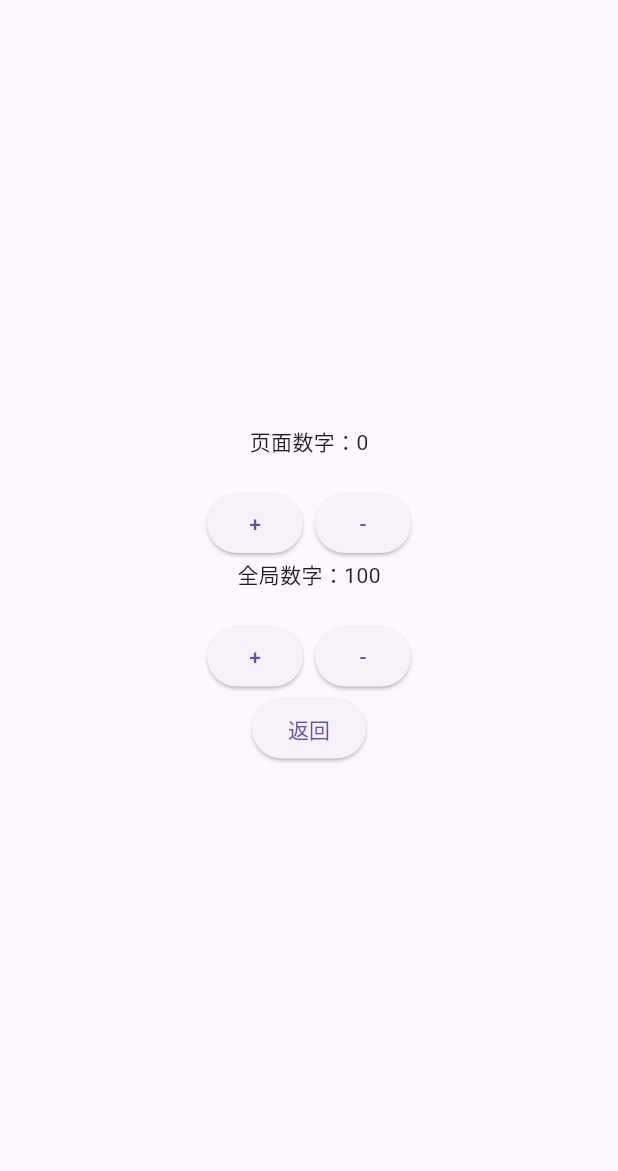
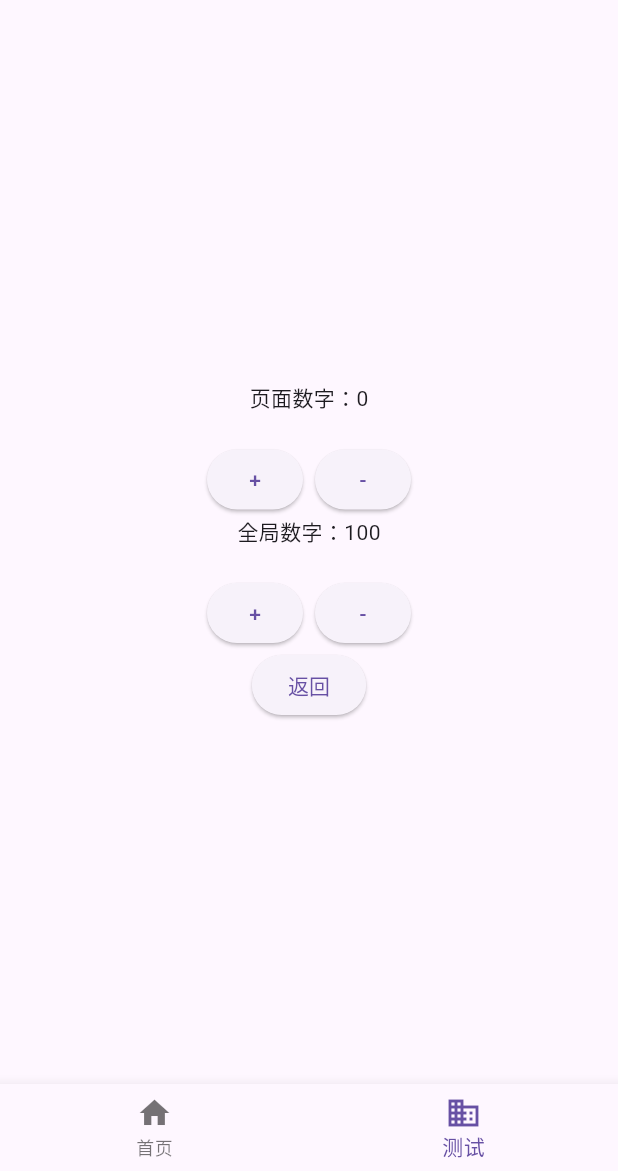
Before and after one commit to oonne/flutter-demo, a Flutter app: the DemoView screen opened by its route, on a phone screen of 412 x 824 dp, the part 65-1236 px from its top. Run offline on Flutter 3.47's test engine with Material 3 defaults, Android fonts, the phone set to English and light mode, and no system bars; our stand-ins replace flutter_dotenv, go_router, shared_preferences; accounts and stored records are empty.

Commit message:
feat: 底导航

```diff
--- /dev/null
+++ b/lib/layout/bottom_nav_bar.dart
@@ -0,0 +1,49 @@
+import 'package:flutter/material.dart';
+import 'package:go_router/go_router.dart';
+
+/// 带底部导航栏的脚手架组件
+class ScaffoldWithNavBar extends StatelessWidget {
+  const ScaffoldWithNavBar({
+    required this.child,
+    Key? key,
+  }) : super(key: key);
+
+  final Widget child;
+
+  @override
+  Widget build(BuildContext context) {
+    return Scaffold(
+      body: child,
+      bottomNavigationBar: BottomNavigationBar(
+        items: const [
+          BottomNavigationBarItem(icon: Icon(Icons.home), label: '首页'),
+          BottomNavigationBarItem(icon: Icon(Icons.business), label: '测试'),
+        ],
+        currentIndex: _calculateSelectedIndex(context),
+        onTap: (int idx) => _onItemTapped(idx, context),
+      ),
+    );
+  }
+
+  int _calculateSelectedIndex(BuildContext context) {
+    final String location = GoRouterState.of(context).uri.path;
+    if (location.startsWith('/home')) {
+      return 0;
+    }
+    if (location.startsWith('/demo')) {
+      return 1;
+    }
+    return 0;
+  }
+
+  void _onItemTapped(int index, BuildContext context) {
+    switch (index) {
+      case 0:
+        GoRouter.of(context).pushReplacement('/home');
+        break;
+      case 1:
+        GoRouter.of(context).pushReplacement('/demo');
+        break;
+    }
+  }
+}
--- a/lib/routes.dart
+++ b/lib/routes.dart
@@ -1,5 +1,6 @@
 import 'package:go_router/go_router.dart';
 
+import 'package:flutter_demo/layout/bottom_nav_bar.dart';
 import 'package:flutter_demo/pages/splash/splash_view.dart';
 import 'package:flutter_demo/pages/home/home_view.dart';
 import 'package:flutter_demo/pages/demo/demo_view.dart';
@@ -22,18 +23,41 @@ final router = GoRouter(
       builder: (context, state) => const SplashView(),
     ),
 
+    /* 底导航页面 */
+    ShellRoute(
+      builder: (context, state, child) {
+        return ScaffoldWithNavBar(child: child);
+      },
+      routes: [
         /* 首页 */
         GoRoute(
           name: 'home',
           path: '/home',
-      builder: (context, state) => const HomeView(),
+          pageBuilder: (context, state) {
+            return CustomTransitionPage(
+              key: state.pageKey,
+              child: const HomeView(),
+              transitionsBuilder: (context, animation, secondaryAnimation, child) {
+                return child;
+              },
+            );
+          },
         ),
-
         /* 测试 */
         GoRoute(
           name: 'demo',
           path: '/demo',
-      builder: (context, state) => const DemoView(),
+          pageBuilder: (context, state) {
+            return CustomTransitionPage(
+              key: state.pageKey,
+              child: const DemoView(),
+              transitionsBuilder: (context, animation, secondaryAnimation, child) {
+                return child;
+              },
+            );
+          },
+        ),
+      ],
     ),
   ],
 );
```
Lines whose indentation alone changed are shown as unchanged.
